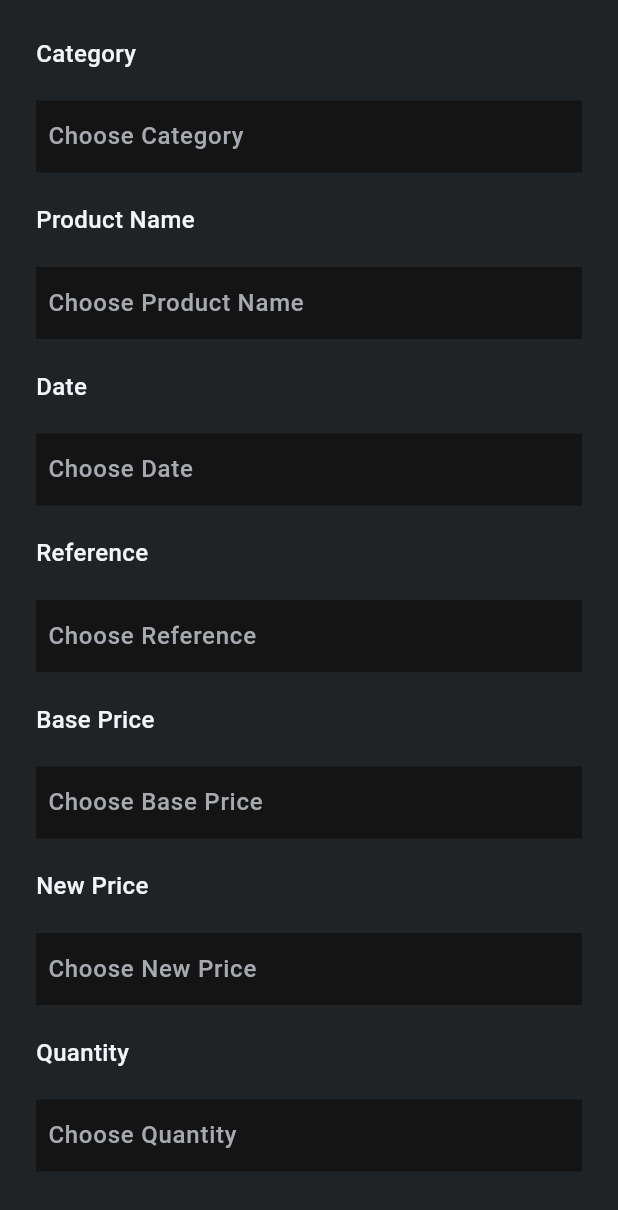
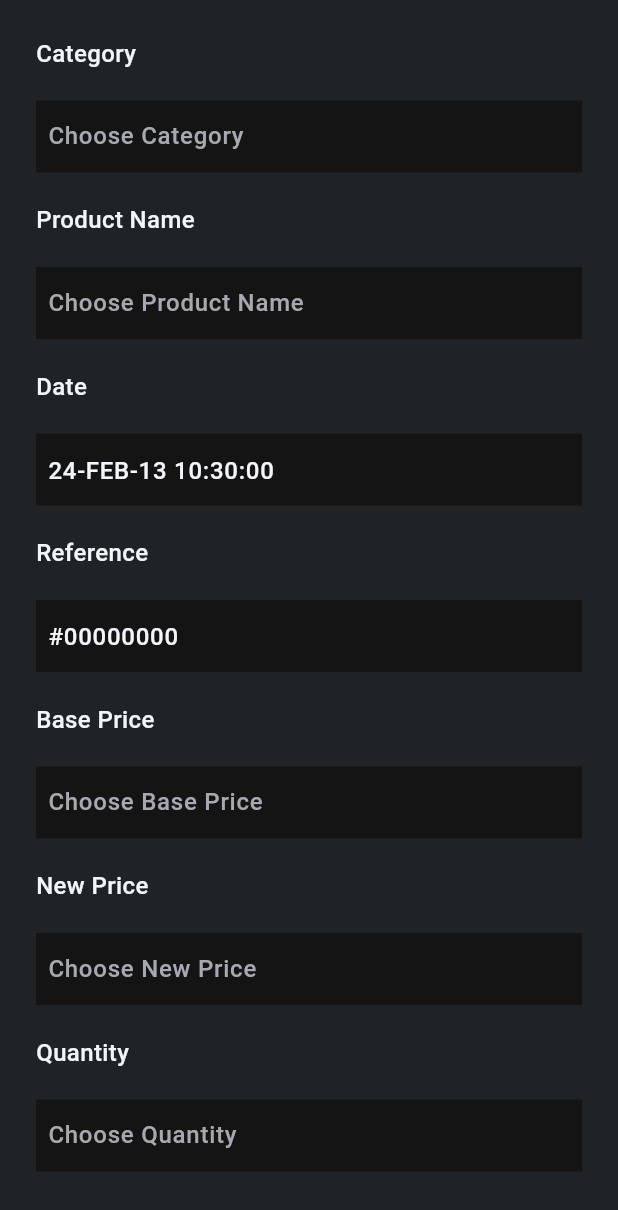
Before and after one commit to hafedh049/blacklist, a Flutter app: the screen it shows after launch, on a phone screen of 412 x 824 dp. Shown: the top 1210 px of the screen. Run offline on Flutter 3.47's test engine with Material 3 defaults, Android fonts, the phone set to English and light mode, and no system bars; our stand-ins replace animated_flip_counter, date_format, flutter_animate, google_fonts, icons_plus; Roboto replaces fonts that are missing (Itim).

Commit message:
Modified  lib/views/admin/add_product.dart

```diff
--- a/lib/views/admin/add_product.dart
+++ b/lib/views/admin/add_product.dart
@@ -1,3 +1,6 @@
+import 'dart:math';
+
+import 'package:date_format/date_format.dart';
 import 'package:flutter/material.dart';
 import 'package:google_fonts/google_fonts.dart';
 
@@ -12,8 +15,8 @@ class AddProduct extends StatefulWidget {
 
 class _AddProductState extends State<AddProduct> {
   final TextEditingController _productNameController = TextEditingController();
-  final TextEditingController _productDateController = TextEditingController();
-  final TextEditingController _productReferenceController = TextEditingController();
+  final TextEditingController _productDateController = TextEditingController(text: formatDate(DateTime.now(), const <String>[yy, '-', M, '-', d, " ", HH, ':', nn, ':', ss]).toUpperCase());
+  final TextEditingController _productReferenceController = TextEditingController(text: "#${List<String>.generate(8, (int index) => Random().nextInt(10).toString()).join()}");
   final TextEditingController _productCategoryController = TextEditingController();
   final TextEditingController _productOldPriceController = TextEditingController();
   final TextEditingController _productNewPriceController = TextEditingController();
```
